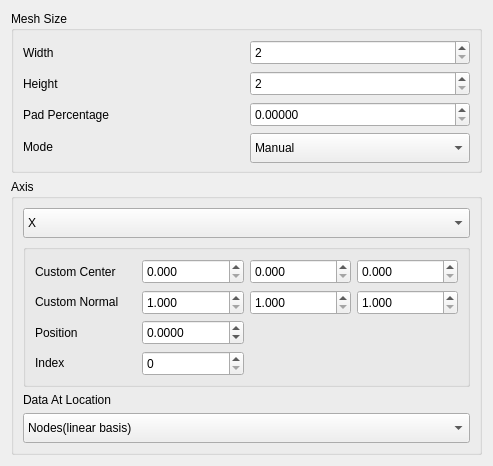
SCIInstitute/SCIRun, file src/Interface/Modules/Fields/CreateImageDialog.ui: the form before one commit.
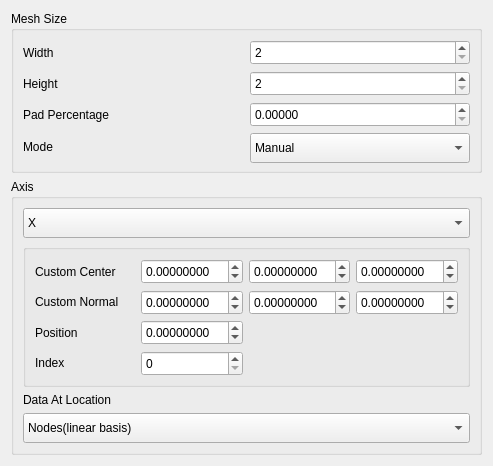
The form after the commit.

Commit message: Add appropriate ranges for spinboxes (#2236)

```diff
--- a/src/Interface/Modules/Fields/CreateImageDialog.ui
+++ b/src/Interface/Modules/Fields/CreateImageDialog.ui
@@ -204,13 +204,13 @@
             </size>
            </property>
            <property name="decimals">
-            <number>4</number>
+            <number>8</number>
            </property>
            <property name="minimum">
-            <double>-10000.000000000000000</double>
+            <double>-999999999.000000000000000</double>
            </property>
            <property name="maximum">
-            <double>10000.000000000000000</double>
+            <double>999999999.000000000000000</double>
            </property>
            <property name="singleStep">
             <double>0.100000000000000</double>
@@ -226,7 +226,13 @@
             </size>
            </property>
            <property name="decimals">
-            <number>3</number>
+            <number>8</number>
+           </property>
+           <property name="minimum">
+            <double>-999999999.000000000000000</double>
+           </property>
+           <property name="maximum">
+            <double>999999999.000000000000000</double>
            </property>
           </widget>
          </item>
@@ -239,10 +245,13 @@
             </size>
            </property>
            <property name="decimals">
-            <number>3</number>
+            <number>8</number>
            </property>
            <property name="minimum">
-            <double>1.000000000000000</double>
+            <double>-999999999.000000000000000</double>
+           </property>
+           <property name="maximum">
+            <double>999999999.000000000000000</double>
            </property>
           </widget>
          </item>
@@ -281,10 +290,13 @@
             </size>
            </property>
            <property name="decimals">
-            <number>3</number>
+            <number>8</number>
            </property>
            <property name="minimum">
-            <double>1.000000000000000</double>
+            <double>-999999999.000000000000000</double>
+           </property>
+           <property name="maximum">
+            <double>999999999.000000000000000</double>
            </property>
           </widget>
          </item>
@@ -297,10 +309,13 @@
             </size>
            </property>
            <property name="decimals">
-            <number>3</number>
+            <number>8</number>
            </property>
            <property name="minimum">
-            <double>1.000000000000000</double>
+            <double>-999999999.000000000000000</double>
+           </property>
+           <property name="maximum">
+            <double>999999999.000000000000000</double>
            </property>
           </widget>
          </item>
@@ -313,7 +328,13 @@
             </size>
            </property>
            <property name="decimals">
-            <number>3</number>
+            <number>8</number>
+           </property>
+           <property name="minimum">
+            <double>-999999999.000000000000000</double>
+           </property>
+           <property name="maximum">
+            <double>999999999.000000000000000</double>
            </property>
           </widget>
          </item>
@@ -326,10 +347,13 @@
             </size>
            </property>
            <property name="decimals">
-            <number>3</number>
+            <number>8</number>
            </property>
            <property name="minimum">
-            <double>0.000000000000000</double>
+            <double>-999999999999.000000000000000</double>
+           </property>
+           <property name="maximum">
+            <double>999999999999.000000000000000</double>
            </property>
            <property name="value">
             <double>0.000000000000000</double>
```
Left out of the diff: 3 changed lines with no effect on the pictures.
